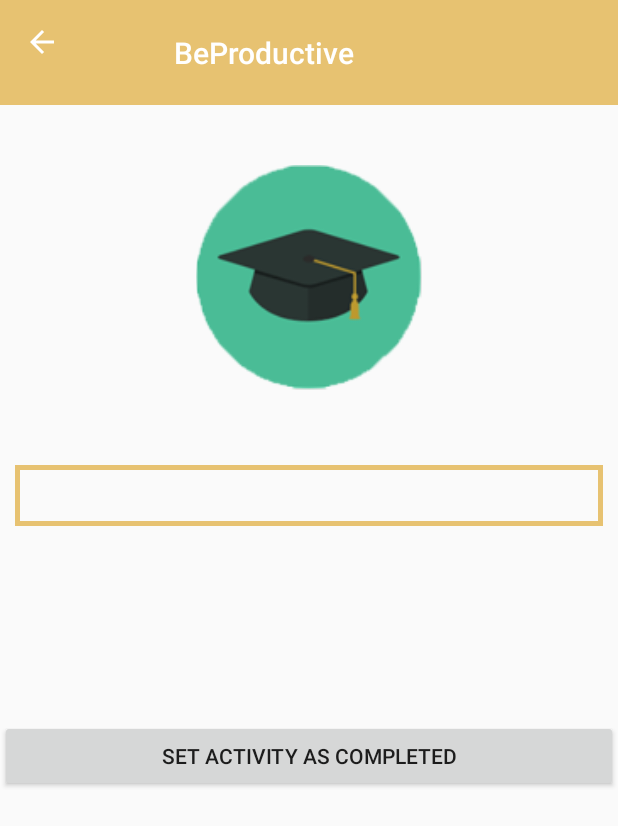
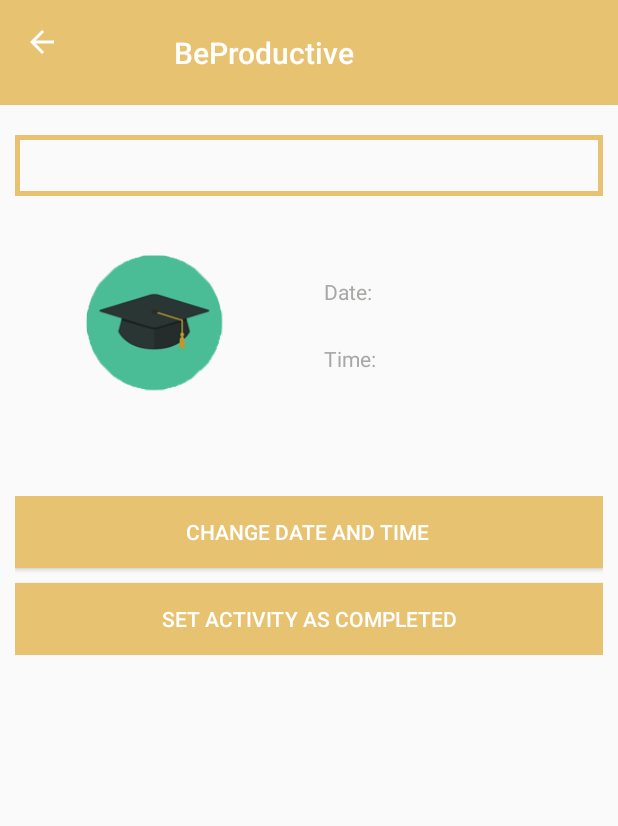
Before and after one commit to EdisaM/Projekti_Schedules, an Android app: the CompletedActivity screen opened directly, with no data from a screen before it, on a phone screen of 412 x 824 dp. Shown: the top 826 px of the screen. Run offline under Robolectric (Android 15) with nearby library versions, the phone set to English and light mode, and no system bars; 5 statements that could not run were skipped.

Commit message:
commit 18/6/2018

```diff
--- a/app/src/main/res/layout/activity_completed.xml
+++ b/app/src/main/res/layout/activity_completed.xml
@@ -16,59 +16,157 @@
 
     <LinearLayout
         android:layout_width="match_parent"
-        android:layout_height="match_parent"
+        android:layout_height="wrap_content"
         android:orientation="vertical">
-
-        <ImageView
-            android:id="@+id/imgset"
-            android:layout_width="match_parent"
-            android:layout_height="150dp"
-            android:layout_marginBottom="30dp"
-            android:layout_marginTop="40dp"
-            android:scaleType="fitCenter"
-            app:srcCompat="@mipmap/education" />
 
         <TextView
             android:id="@+id/txt1"
             android:layout_width="match_parent"
             android:layout_height="wrap_content"
-            android:layout_marginBottom="20dp"
+            android:layout_marginBottom="10dp"
             android:layout_marginLeft="10dp"
             android:layout_marginRight="10dp"
             android:layout_marginTop="20dp"
+            android:layout_weight="0"
             android:background="@drawable/border"
             android:text="TextView"
             android:textAlignment="center"
             android:textAllCaps="true"
             android:textColor="@color/color2"
-            android:textSize="30sp" />
+            android:textSize="30sp"
+            android:visibility="visible" />
+
+        <LinearLayout
+            android:layout_width="match_parent"
+            android:layout_height="wrap_content"
+            android:orientation="horizontal">
+
+            <LinearLayout
+                android:layout_width="match_parent"
+                android:layout_height="150dp"
+                android:layout_weight="1"
+                android:gravity="center_vertical"
+                android:orientation="vertical"
+                android:weightSum="9">
+
+                <ImageView
+                    android:id="@+id/imgset"
+                    android:layout_width="match_parent"
+                    android:layout_height="wrap_content"
+                    android:layout_gravity="center_vertical"
+                    android:layout_marginBottom="20dp"
+                    android:layout_marginTop="20dp"
+                    android:layout_weight="1"
+                    android:scaleType="fitCenter"
+                    app:srcCompat="@mipmap/education" />
+            </LinearLayout>
+
+            <LinearLayout
+                android:layout_width="match_parent"
+                android:layout_height="150dp"
+                android:layout_weight="1"
+                android:orientation="vertical"
+                android:weightSum="1">
+
+                <LinearLayout
+                    android:layout_width="match_parent"
+                    android:layout_height="match_parent"
+                    android:gravity="center_vertical"
+                    android:orientation="vertical">
+
+                    <LinearLayout
+                        android:layout_width="match_parent"
+                        android:layout_height="wrap_content"
+                        android:layout_gravity="center_vertical"
+                        android:orientation="horizontal">
+
+                        <TextView
+                            android:id="@+id/textView"
+                            android:layout_width="wrap_content"
+                            android:layout_height="wrap_content"
+                            android:layout_marginLeft="10dp"
+                            android:layout_marginRight="10dp"
+                            android:layout_weight="0"
+                            android:text="Date:"
+                            android:textColor="@color/color2" />
 
                         <TextView
                             android:id="@+id/txt2"
                             android:layout_width="match_parent"
                             android:layout_height="wrap_content"
                             android:layout_marginBottom="20dp"
+                            android:layout_weight="1"
                             android:text="TextView"
-            android:textAlignment="center"
                             android:textAllCaps="false"
                             android:textSize="18sp" />
+
+                    </LinearLayout>
+
+                    <LinearLayout
+                        android:layout_width="match_parent"
+                        android:layout_height="wrap_content"
+                        android:layout_gravity="center_vertical"
+                        android:layout_weight="0"
+                        android:orientation="horizontal">
+
+                        <TextView
+                            android:id="@+id/textView2"
+                            android:layout_width="wrap_content"
+                            android:layout_height="wrap_content"
+                            android:layout_marginLeft="10dp"
+                            android:layout_marginRight="10dp"
+                            android:layout_weight="0"
+                            android:text="Time:"
+                            android:textColor="@color/color2" />
 
                         <TextView
                             android:id="@+id/txt3"
                             android:layout_width="match_parent"
                             android:layout_height="wrap_content"
+                            android:layout_weight="1"
                             android:text="TextView"
-            android:textAlignment="center"
                             android:textSize="18sp" />
+                    </LinearLayout>
+
+                </LinearLayout>
+
+            </LinearLayout>
+        </LinearLayout>
+
+    </LinearLayout>
+
+    <LinearLayout
+        android:layout_width="match_parent"
+        android:layout_height="wrap_content"
+        android:layout_marginTop="30dp"
+        android:orientation="vertical"
+        android:paddingBottom="10dp"
+        android:paddingLeft="10dp"
+        android:paddingRight="10dp"
+        android:paddingTop="10dp">
+
+        <Button
+            android:id="@+id/btnchange"
+            style="@style/Widget.AppCompat.Button.Colored"
+            android:layout_width="match_parent"
+            android:layout_height="wrap_content"
+            android:layout_marginBottom="10dp"
+            android:layout_weight="1"
+            android:background="@color/colorPrimary"
+            android:text="Change date and time "
+            android:textColor="@color/colorText" />
 
         <Button
             android:id="@+id/btnUpdate1"
+            style="@style/Widget.AppCompat.Button.Colored"
             android:layout_width="match_parent"
             android:layout_height="wrap_content"
+
             android:layout_alignParentBottom="true"
-
-            android:layout_marginTop="40dp"
-            android:text="Set activity as completed" />
+            android:layout_weight="1"
+            android:background="@color/colorPrimary"
+            android:text="Set activity as completed"
+            android:textColor="@color/colorText" />
     </LinearLayout>
 
 </LinearLayout>
--- a/app/src/main/res/layout/addactivity_view_row.xml
+++ b/app/src/main/res/layout/addactivity_view_row.xml
@@ -86,7 +86,7 @@
         <LinearLayout
             android:id="@+id/l3"
             android:layout_width="match_parent"
-            android:layout_height="30dp"
+            android:layout_height="wrap_content"
             android:layout_marginTop="5dp"
             android:background="@android:color/white"
             android:orientation="horizontal">
@@ -100,8 +100,8 @@
                 android:layout_marginLeft="5dp"
                 android:layout_marginTop="5dp"
                 android:layout_weight="1"
+                android:buttonTint="@android:color/darker_gray"
                 android:text="Completed"
-                android:buttonTint="@android:color/darker_gray"
                 android:textAlignment="textStart"
                 android:textColor="@android:color/darker_gray" />
 
--- a/app/src/main/res/values/strings.xml
+++ b/app/src/main/res/values/strings.xml
@@ -1,7 +1,7 @@
 <resources>
     <string-array name="choices">
+        <item>Today</item>
         <item>All</item>
-        <item>Today</item>
         <item>This month</item>
     </string-array>
 
```
Also changed, not shown: app/src/main/java/com/example/twin/projekti_schedules/ActivitiesRecyclerAdapter.java (+15 -15 lines), app/src/main/java/com/example/twin/projekti_schedules/SqliteHelper.java (+24 -23 lines), app/src/main/java/com/example/twin/projekti_schedules/ViewActivity.java (+31 -21 lines), app/src/main/res/layout/activity_statictics.xml (+10 -4 lines), app/src/main/res/layout/activity_view.xml (+17 -17 lines), app/src/main/res/layout/faqjakryesore.xml (+7 -7 lines), app/src/main/res/layout/menudesign.xml (+6 -6 lines). Lines whose indentation alone changed are shown as unchanged.
